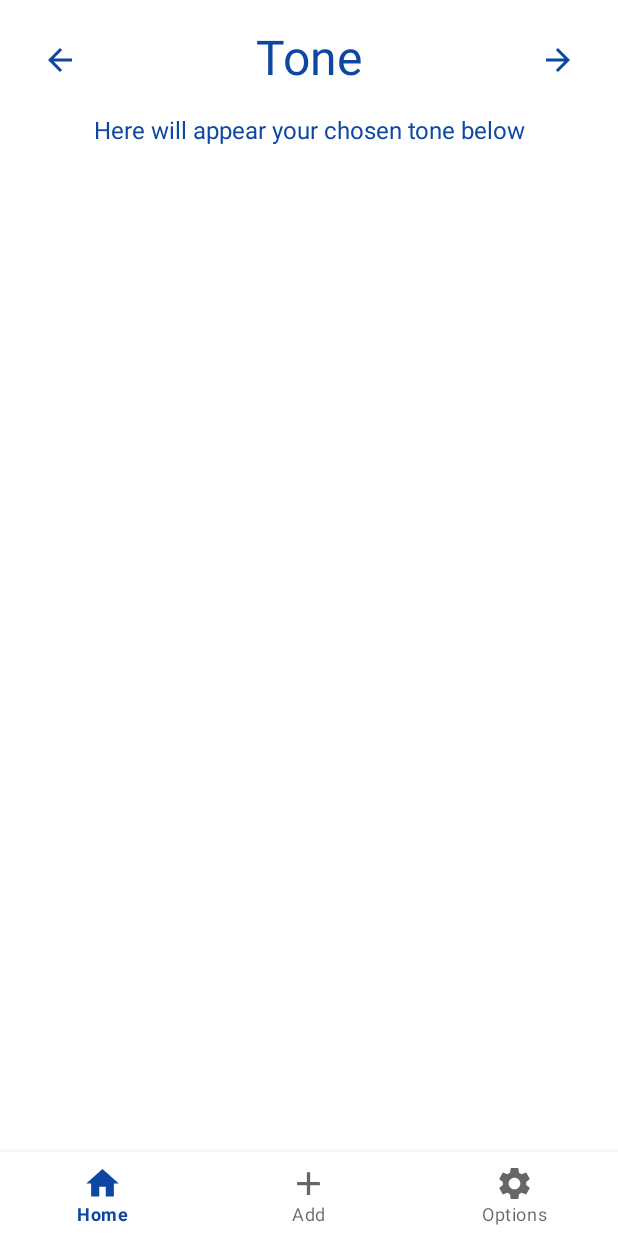
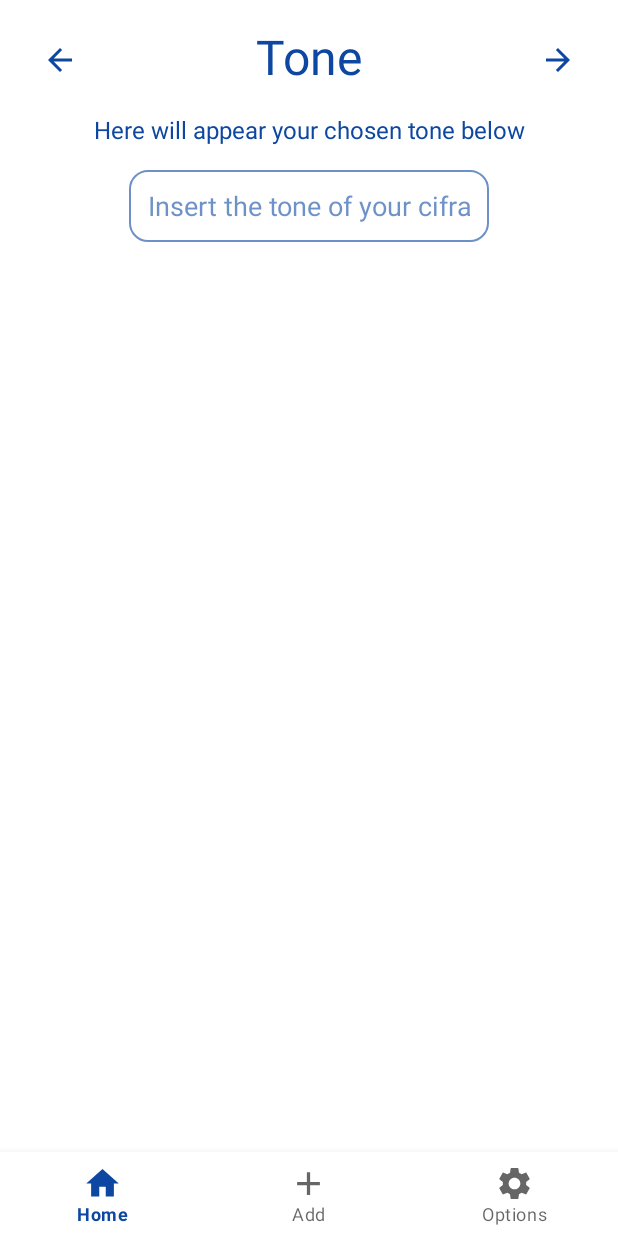
Before and after one commit to VictorS8/SuaCifra, an Android app: the fragment AddCifraToneFragment placed in its activity, on a phone screen of 412 x 824 dp. Run offline under Robolectric (Android 15) with nearby library versions, the phone set to English and light mode, and no system bars; our stand-ins replace Firebase (no records; nobody signed in at launch, a user with empty details on screens opened directly), data binding.

Commit message:
Adds new add cifra tone screen step

```diff
--- a/app/src/main/res/layout/add_cifra_tone_fragment.xml
+++ b/app/src/main/res/layout/add_cifra_tone_fragment.xml
@@ -1,7 +1,7 @@
 <?xml version="1.0" encoding="utf-8"?>
-<layout xmlns:tools="http://schemas.android.com/tools"
-    xmlns:android="http://schemas.android.com/apk/res/android"
-    xmlns:app="http://schemas.android.com/apk/res-auto">
+<layout xmlns:android="http://schemas.android.com/apk/res/android"
+    xmlns:app="http://schemas.android.com/apk/res-auto"
+    xmlns:tools="http://schemas.android.com/tools">
 
     <androidx.constraintlayout.widget.ConstraintLayout
         android:layout_width="match_parent"
@@ -15,8 +15,8 @@
             android:layout_height="wrap_content"
             android:layout_margin="@dimen/medium_space"
             android:text="@string/add_cifra_tone_title_text"
+            app:layout_constraintEnd_toEndOf="parent"
             app:layout_constraintStart_toStartOf="parent"
-            app:layout_constraintEnd_toEndOf="parent"
             app:layout_constraintTop_toTopOf="parent" />
 
         <ImageButton
@@ -24,13 +24,13 @@
             android:layout_width="wrap_content"
             android:layout_height="wrap_content"
             android:layout_margin="@dimen/medium_space"
+            android:backgroundTint="?attr/backgroundColor"
+            android:contentDescription="@string/go_back_button_text"
+            android:minWidth="@dimen/big_space"
             android:minHeight="@dimen/big_space"
-            android:minWidth="@dimen/big_space"
-            android:contentDescription="@string/go_back_button_text"
             android:src="@drawable/baseline_arrow_back_24"
             app:layout_constraintStart_toStartOf="parent"
             app:layout_constraintTop_toTopOf="parent"
-            android:backgroundTint="?attr/backgroundColor"
             app:tint="?attr/colorPrimary" />
 
         <ImageButton
@@ -38,13 +38,13 @@
             android:layout_width="wrap_content"
             android:layout_height="wrap_content"
             android:layout_margin="@dimen/medium_space"
+            android:backgroundTint="?attr/backgroundColor"
+            android:contentDescription="@string/save_cifra_singer_name_content_description_text"
+            android:minWidth="@dimen/big_space"
             android:minHeight="@dimen/big_space"
-            android:minWidth="@dimen/big_space"
-            android:contentDescription="@string/save_cifra_singer_name_content_description_text"
             android:src="@drawable/baseline_arrow_forward_24"
             app:layout_constraintEnd_toEndOf="parent"
             app:layout_constraintTop_toTopOf="parent"
-            android:backgroundTint="?attr/backgroundColor"
             app:tint="?attr/colorPrimary" />
 
         <TextView
@@ -53,12 +53,25 @@
             android:layout_width="match_parent"
             android:layout_height="wrap_content"
             android:layout_margin="@dimen/medium_space"
-            app:layout_constraintTop_toBottomOf="@id/addCifraToneTitleTextView"
+            android:textAlignment="center"
+            app:layout_constraintEnd_toEndOf="parent"
             app:layout_constraintStart_toStartOf="parent"
+            app:layout_constraintTop_toBottomOf="@id/addCifraToneTitleTextView" />
+
+        <EditText
+            android:id="@+id/addCifraToneEditText"
+            style="@style/editTextStyle"
+            android:layout_width="wrap_content"
+            android:layout_height="wrap_content"
+            android:layout_margin="@dimen/medium_space"
+            android:hint="@string/tone_hint_string"
+            android:imeOptions="actionNext"
+            android:importantForAutofill="no"
+            android:inputType="textPersonName|textCapSentences"
+            android:maxWidth="488dp"
             app:layout_constraintEnd_toEndOf="parent"
-            android:textAlignment="center"/>
+            app:layout_constraintStart_toStartOf="parent"
+            app:layout_constraintTop_toBottomOf="@id/addCifraToneStringTextView" />
 
-<!--        TODO - Create titles for Notes, Major and Minor, Numbers -->
-<!--        TODO - Create buttons to Notes, Major and Minor, Numbers -->
     </androidx.constraintlayout.widget.ConstraintLayout>
 </layout>
--- a/app/src/main/res/values/strings.xml
+++ b/app/src/main/res/values/strings.xml
@@ -119,4 +119,5 @@
     <string name="add_cifra_tone_title_text">Tone</string>
     <string name="save_cifra_tone_missing_data">Try to choose a tone to your cifra</string>
     <string name="add_cifra_tone_hint_text">Here will appear your chosen tone below</string>
+    <string name="tone_hint_string">Insert the tone of your cifra</string>
 </resources>
```
Also changed, not shown: app/src/main/java/br/com/suacifra/screens/add/AddCifraToneFragment.kt (+4 -3 lines), app/src/main/res/drawable/custom_tone_button.xml (deleted, +0 -10 lines), app/src/main/res/drawable/custom_tone_button_pressed.xml (deleted, +0 -11 lines), app/src/main/res/values-night/themes.xml (+0 -11 lines), app/src/main/res/values/themes.xml (+0 -11 lines), 1 other file.
